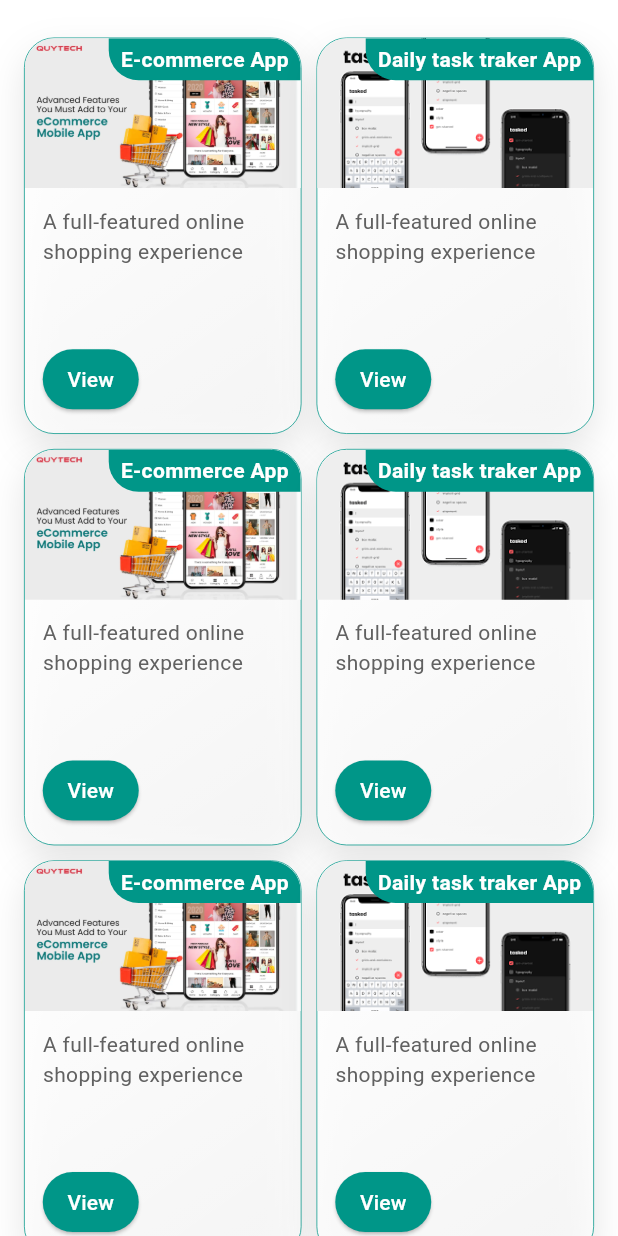
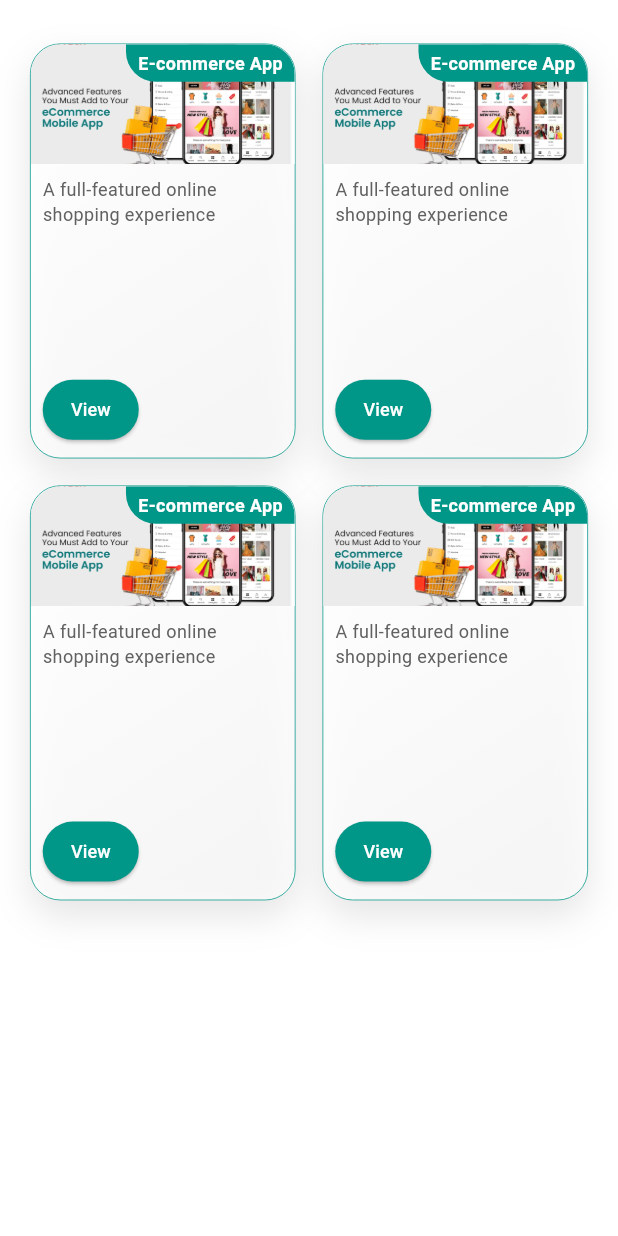
Before and after one commit to nayeemdiu/Sk-Portfolio-, a Flutter app: the ProjectScreen screen opened directly, on a phone screen of 412 x 824 dp. Run offline on Flutter 3.47's test engine with Material 3 defaults, Android fonts, the phone set to English and light mode, and no system bars; our stand-ins replace animated_text_kit, fl_chart, flutter_staggered_animations, google_fonts.

Commit message:
project page responsive

```diff
--- a/lib/screen/projectScreen.dart
+++ b/lib/screen/projectScreen.dart
@@ -27,9 +27,9 @@ class ProjectScreen extends StatelessWidget {
       color: Colors.white,
     ),
     Project(
-      title: 'Daily task traker App',
+      title: 'E-commerce App',
       description: 'A full-featured online shopping experience',
-      imageUrl: 'assets/todo.png',
+      imageUrl: 'assets/e1.png',
       imageUrls: ['assets/e1.jpg', 'assets/e2.jpg', 'assets/e3.jpg', 'assets/e4.jpg', 'assets/e5.jpg', 'assets/e6.jpg'],
       color: Colors.white,
     ),
@@ -41,37 +41,9 @@ class ProjectScreen extends StatelessWidget {
       color: Colors.white,
     ),
     Project(
-      title: 'Daily task traker App',
-      description: 'A full-featured online shopping experience',
-      imageUrl: 'assets/todo.png',
-      imageUrls: ['assets/e1.jpg', 'assets/e2.jpg', 'assets/e3.jpg', 'assets/e4.jpg', 'assets/e5.jpg', 'assets/e6.jpg'],
-      color: Colors.white,
-    ),
-    Project(
       title: 'E-commerce App',
       description: 'A full-featured online shopping experience',
       imageUrl: 'assets/e1.png',
-      imageUrls: ['assets/e1.jpg', 'assets/e2.jpg', 'assets/e3.jpg', 'assets/e4.jpg', 'assets/e5.jpg', 'assets/e6.jpg'],
-      color: Colors.white,
-    ),
-    Project(
-      title: 'Daily task traker App',
-      description: 'A full-featured online shopping experience',
-      imageUrl: 'assets/todo.png',
-      imageUrls: ['assets/e1.jpg', 'assets/e2.jpg', 'assets/e3.jpg', 'assets/e4.jpg', 'assets/e5.jpg', 'assets/e6.jpg'],
-      color: Colors.white,
-    ),
-    Project(
-      title: 'E-commerce App',
-      description: 'A full-featured online shopping experience',
-      imageUrl: 'assets/e1.png',
-      imageUrls: ['assets/e1.jpg', 'assets/e2.jpg', 'assets/e3.jpg', 'assets/e4.jpg', 'assets/e5.jpg', 'assets/e6.jpg'],
-      color: Colors.white,
-    ),
-    Project(
-      title: 'Daily task traker App',
-      description: 'A full-featured online shopping experience',
-      imageUrl: 'assets/todo.png',
       imageUrls: ['assets/e1.jpg', 'assets/e2.jpg', 'assets/e3.jpg', 'assets/e4.jpg', 'assets/e5.jpg', 'assets/e6.jpg'],
       color: Colors.white,
     ),
@@ -86,12 +58,12 @@ class ProjectScreen extends StatelessWidget {
         child: LayoutBuilder(
           builder: (context, constraints) {
             return GridView.builder(
-              padding: EdgeInsets.symmetric(horizontal: 16,vertical: 25),
+              padding: EdgeInsets.symmetric(horizontal: 16, vertical: 25),
               gridDelegate: SliverGridDelegateWithFixedCrossAxisCount(
                 crossAxisCount: constraints.maxWidth > 600 ? 3 : 2,
                 crossAxisSpacing: 10,
                 mainAxisSpacing: 10,
-                childAspectRatio: 0.7,
+                childAspectRatio: _getChildAspectRatio(constraints.maxWidth),
               ),
               itemCount: projects.length,
               itemBuilder: (BuildContext context, int index) {
@@ -113,6 +85,16 @@ class ProjectScreen extends StatelessWidget {
       ),
     );
   }
+
+  double _getChildAspectRatio(double maxWidth) {
+    if (maxWidth > 900) {
+      return 0.8; // For large screens (web)
+    } else if (maxWidth > 600) {
+      return 0.75; // For tablet screens
+    } else {
+      return 0.65; // Adjusted for mobile screens
+    }
+  }
 }
 
 class ProjectCard extends StatefulWidget {
@@ -130,9 +112,12 @@ class _ProjectCardState extends State<ProjectCard> {
   @override
   Widget build(BuildContext context) {
     final screenSize = MediaQuery.of(context).size;
-    final double imageHeight = screenSize.width > 600 ? 160 : 100;
+    final isSmallScreen = screenSize.width <= 600;
+    final double imageHeight = isSmallScreen ? 80 : 160;
 
-    return MouseRegion(
+    return Padding(
+      padding: const EdgeInsets.all(4.0),
+      child: MouseRegion(
         onEnter: (_) => _onHover(true),
         onExit: (_) => _onHover(false),
         child: AnimatedContainer(
@@ -184,7 +169,7 @@ class _ProjectCardState extends State<ProjectCard> {
                         style: TextStyle(
                           color: Colors.white,
                           fontWeight: FontWeight.bold,
-                        fontSize: 14,
+                          fontSize: isSmallScreen ? 12 : 14,
                         ),
                       ),
                     ),
@@ -193,28 +178,28 @@ class _ProjectCardState extends State<ProjectCard> {
               ),
               Expanded(
                 child: Padding(
-                padding: EdgeInsets.all(12),
+                  padding: EdgeInsets.all(isSmallScreen ? 8 : 12),
                   child: Column(
                     crossAxisAlignment: CrossAxisAlignment.start,
                     mainAxisAlignment: MainAxisAlignment.spaceBetween,
                     children: [
                       Text(
                         widget.project.description,
-                      style: TextStyle(fontSize: 14, color: Colors.grey[700]),
+                        style: TextStyle(fontSize: isSmallScreen ? 12 : 14, color: Colors.grey[700]),
                         maxLines: 2,
                         overflow: TextOverflow.ellipsis,
                       ),
-                    SizedBox(height: 10),
+                      SizedBox(height: isSmallScreen ? 5 : 10),
                       ElevatedButton(
                         onPressed: () {
                           _showImageDialog(context, widget.project.imageUrls);
                         },
-                      child: Text('View', style: TextStyle(fontSize: 14, color: Colors.white)),
+                        child: Text('View', style: TextStyle(fontSize: isSmallScreen ? 12 : 14, color: Colors.white)),
                         style: ElevatedButton.styleFrom(
                           shape: RoundedRectangleBorder(
                             borderRadius: BorderRadius.circular(30),
                           ),
-                        padding: EdgeInsets.symmetric(horizontal: 16, vertical: 10),
+                          padding: EdgeInsets.symmetric(horizontal: isSmallScreen ? 12 : 16, vertical: isSmallScreen ? 8 : 10),
                           backgroundColor: Colors.teal,
                         ),
                       ),
@@ -223,6 +208,7 @@ class _ProjectCardState extends State<ProjectCard> {
                 ),
               ),
             ],
+          ),
         ),
       ),
     );
```
Lines whose indentation alone changed are shown as unchanged.
